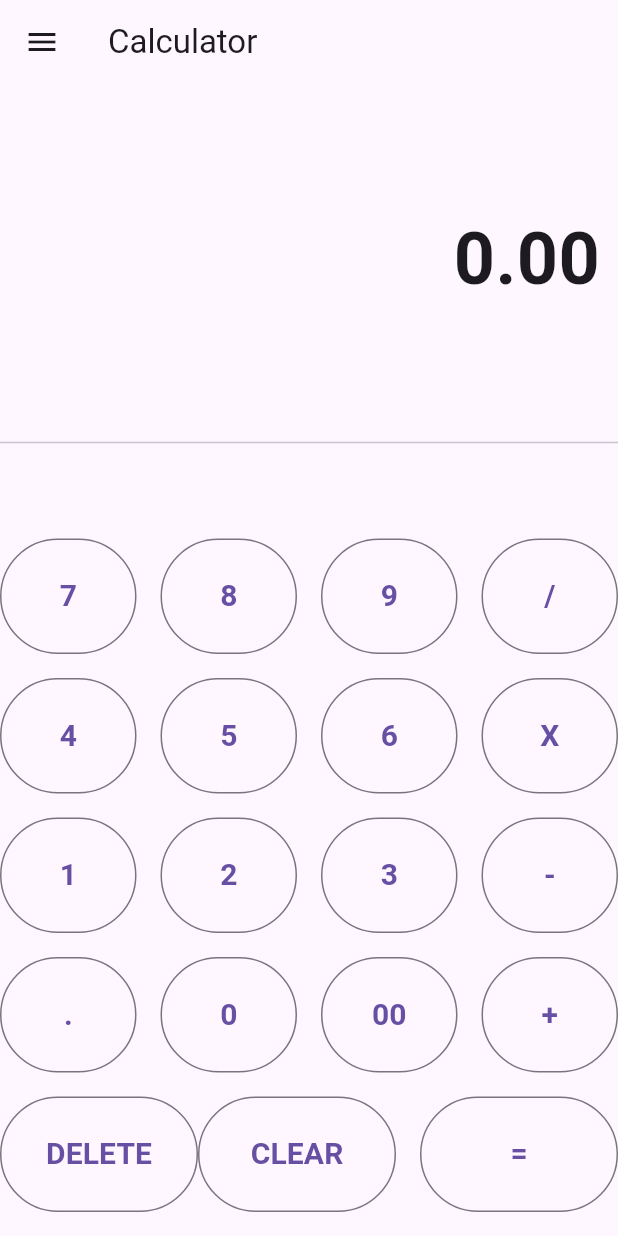
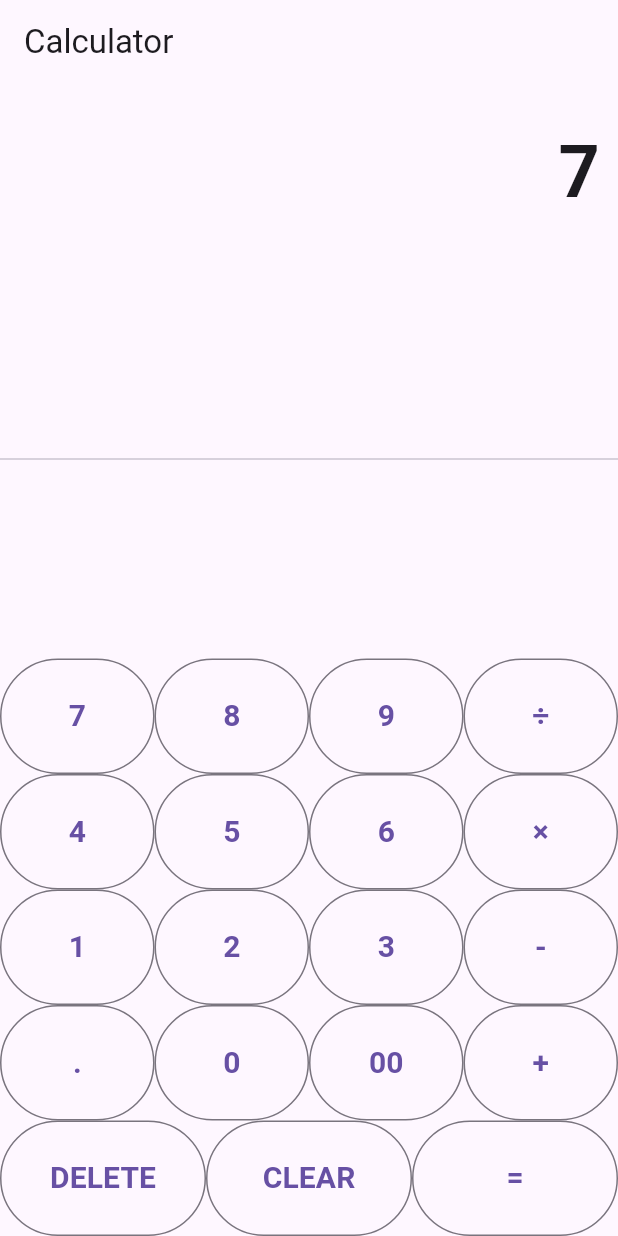
Before and after one commit to MrLeKiet/calculator_dalt, a Flutter app: the screen it shows after launch, after a tap on an icon or button, on a phone screen of 412 x 824 dp. Run offline on Flutter 3.47's test engine with Material 3 defaults, Android fonts, the phone set to English and light mode, and no system bars.

Commit message:
Pull upstream

```diff
--- a/lib/main.dart
+++ b/lib/main.dart
@@ -24,8 +24,6 @@ class _CalculatorHomeState extends State<CalculatorHome> {
   double num1 = 0.0;
   double num2 = 0.0;
   String operand = "";
-  String expression = "";
-  bool isScientific = false;
 
  buttonPressed(String buttonText) {
   if (buttonText == "CLEAR") {
@@ -33,58 +31,79 @@ class _CalculatorHomeState extends State<CalculatorHome> {
     num1 = 0.0;
     num2 = 0.0;
     operand = "";
-  } else if (buttonText == "+" || buttonText == "-" || buttonText == "×" || buttonText == "÷") {
+  }else if (buttonText == "DELETE") {
+      if (_output.length > 1) {
+        _output = _output.substring(0, _output.length - 1); // Xóa ký tự cuối
+      } else {
+        _output = "0"; // Nếu không còn ký tự nào, đặt lại về 0
+      }}
+  else if (buttonText == "+" || buttonText == "-" || buttonText == "×" || buttonText == "÷") {
     // Nếu đã có phép toán trước đó, tính toán trước
     if (operand.isNotEmpty) {
       num2 = double.parse(output);
       _output = _calculate(num1, num2, operand).toString();
       num1 = double.parse(_output); // lưu kết quả để tính toán tiếp
-    } else {
+    }
+    else {
       num1 = double.parse(output);
+    }
+
     operand = buttonText;
     _output = "0";
-      expression = "$num1 $operand";
+  } else if (buttonText == "=") {
+    num2 = double.parse(output);
+    _output = _calculate(num1, num2, operand).toString();
+
+    num1 = 0.0;
+    num2 = 0.0;
+    operand = "";
   } else if (buttonText == ".") {
     if (_output.contains(".")) {
       return;
     } else {
       _output = _output + buttonText;
     }
-    } else if (buttonText == "=") {
-      num2 = double.parse(output);
-
-      if (operand == "+") {
-        _output = (num1 + num2).toString();
+  } else {
+    if (_output == "0") {
+      _output = buttonText;
+    } else {
+      if (_output == "0") {
+        _output = buttonText; // Nếu đầu vào là 0, thay thế bằng số được nhấn
+      } else {
+        _output = _output + buttonText; // Cập nhật chuỗi đầu vào
       }
-      if (operand == "-") {
-        _output = (num1 - num2).toString();
-      }
-      if (operand == "X") {
-        _output = (num1 * num2).toString();
-      }
-      if (operand == "/") {
-        _output = (num1 / num2).toString();
-      }
-
-      expression = "$expression $num2 =";
-      num1 = 0.0;
-      num2 = 0.0;
-      operand = "";
-    } else {
-      _output = _output + buttonText;
     }
   }
 
   setState(() {
-      output = double.parse(_output).toStringAsFixed(2);
+    output = _output;
   });
 }
+
+// Hàm tính toán đơn giản
+double _calculate(double num1, double num2, String operand) {
+  switch (operand) {
+    case "+":
+      return num1 + num2;
+    case "-":
+      return num1 - num2;
+    case "×":
+      return num1 * num2;
+    case "÷":
+      return num1 / num2;
+    default:
+      return num1;
+  }
+}
+
+
+
 
   Widget buildButton(String buttonText) {
     return Expanded(
       child: OutlinedButton(
         style: OutlinedButton.styleFrom(
-        padding: EdgeInsets.all(24.0),  // Đặt padding ở đây
+          padding: EdgeInsets.all(24.0), // Đặt padding ở đây
         ),
         child: Text(
           buttonText,
@@ -99,137 +118,63 @@ class _CalculatorHomeState extends State<CalculatorHome> {
   Widget build(BuildContext context) {
     return Scaffold(
       appBar: AppBar(
-        title: Text('Calculator'),
+        title: Text("Calculator"),
       ),
-      drawer: Drawer(
-        child: ListView(
-          padding: EdgeInsets.zero,
+      body: Column(
         children: <Widget>[
-            DrawerHeader(
-              decoration: BoxDecoration(
-                color: Colors.blue,
-                image: DecorationImage(
-                  image: AssetImage('assets/drawer_header_background.jpg'),
-                  fit: BoxFit.cover,
-                ),
-              ),
+          Container(
+            alignment: Alignment.centerRight,
+            padding: EdgeInsets.symmetric(vertical: 24.0, horizontal: 12.0),
             child: Text(
-                'Calculator Type',
+              output,
               style: TextStyle(
-                  color: Colors.white,
-                  fontSize: 24,
+                fontSize: 48.0,
+                fontWeight: FontWeight.bold,
               ),
             ),
           ),
-            ListTile(
-              leading: Icon(Icons.calculate),
-              title: Text('Standard', style: TextStyle(fontSize: 18)),
-              onTap: () => toggleCalculatorType('Standard'),
-            ),
-            ListTile(
-              leading: Icon(Icons.science),
-              title: Text('Scientific', style: TextStyle(fontSize: 18)),
-              onTap: () => toggleCalculatorType('Scientific'),
-            ),
-          ],
-        ),
-      ),
-      body: Column(
-        children: [
-          Container(
-            alignment: Alignment.centerRight,
-            padding: EdgeInsets.symmetric(vertical: 12.0, horizontal: 12.0),
-            child: Text(expression, style: TextStyle(fontSize: 24.0, fontWeight: FontWeight.bold)),
-          ),
-          Container(
-            alignment: Alignment.centerRight,
-            padding: EdgeInsets.symmetric(vertical: 24.0, horizontal: 12.0),
-            child: Text(output, style: TextStyle(fontSize: 48.0, fontWeight: FontWeight.bold)),
-          ),
-          Expanded(
-            child: Divider(),
-          ),
+          Expanded(child: Divider()),
           Column(
             children: [
               Row(
                 children: [
                   buildButton("7"),
-                  SizedBox(width: 16.0),
                   buildButton("8"),
-                  SizedBox(width: 16.0),
                   buildButton("9"),
-                  SizedBox(width: 16.0),
-                  buildButton("/"),
+                  buildButton("÷"),
                 ],
               ),
-              SizedBox(height: 16.0),
               Row(
                 children: [
                   buildButton("4"),
-                  SizedBox(width: 16.0),
                   buildButton("5"),
-                  SizedBox(width: 16.0),
                   buildButton("6"),
-                  SizedBox(width: 16.0),
-                  buildButton("X"),
+                  buildButton("×"),
                 ],
               ),
-              SizedBox(height: 16.0),
               Row(
                 children: [
                   buildButton("1"),
-                  SizedBox(width: 16.0),
                   buildButton("2"),
-                  SizedBox(width: 16.0),
                   buildButton("3"),
-                  SizedBox(width: 16.0),
                   buildButton("-"),
                 ],
               ),
-              SizedBox(height: 16.0),
               Row(
                 children: [
                   buildButton("."),
-                  SizedBox(width: 16.0),
                   buildButton("0"),
-                  SizedBox(width: 16.0),
                   buildButton("00"),
-                  SizedBox(width: 16.0),
                   buildButton("+"),
                 ],
               ),
-              SizedBox(height: 16.0),
-              if (isScientific) ...[
-                Row(
-                  children: [
-                    buildButton("sin"),
-                    SizedBox(width: 16.0),
-                    buildButton("cos"),
-                    SizedBox(width: 16.0),
-                    buildButton("tan"),
-                  ],
-                ),
-                SizedBox(height: 16.0),
-                Row(
-                  children: [
-                    buildButton("log"),
-                    SizedBox(width: 16.0),
-                    buildButton("ln"),
-                    SizedBox(width: 16.0),
-                    buildButton("sqrt"),
-                  ],
-                ),
-                SizedBox(height: 16.0),
-              ],
               Row(
                 children: [
                   buildButton("DELETE"), // Nút xóa 1 ký tự
                   buildButton("CLEAR"),
-                  SizedBox(width: 16.0),
                   buildButton("="),
                 ],
-              ),
-              SizedBox(height: 16.0), // Bottom gap for CLEAR and = buttons
+              )
             ],
           ),
         ],
```
Lines whose indentation alone changed are shown as unchanged.
